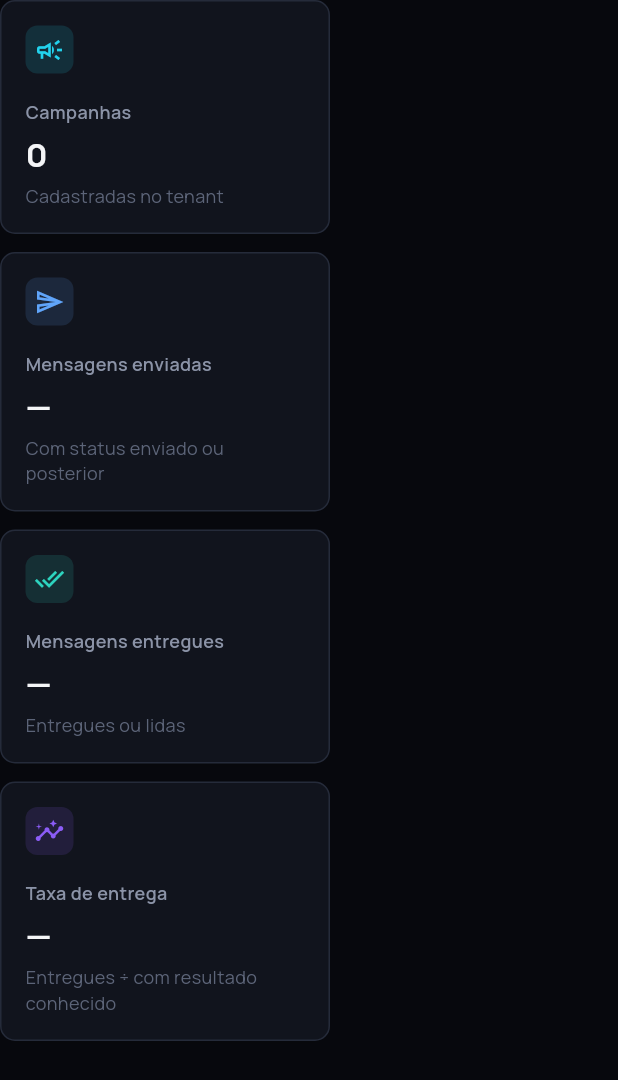
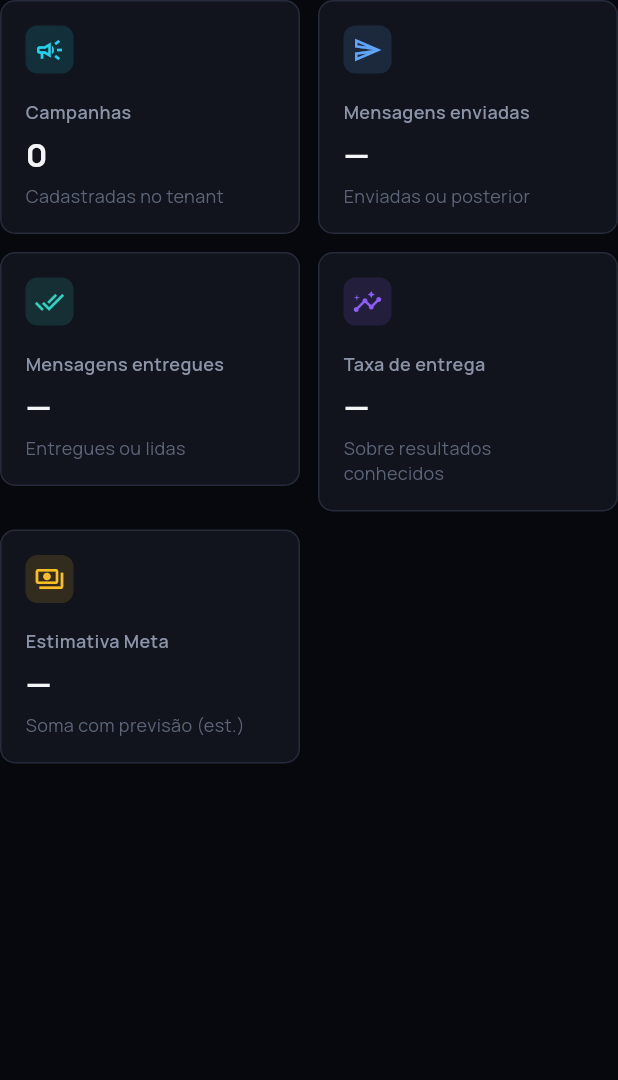
Before and after one commit to Eletronica2/chatbot, a Flutter app: the CampaignMetricsStrip widget shown alone on an empty page, opened directly with empty values, on a phone screen of 412 x 824 dp. Shown: the top 1080 px of the screen. Run offline on Flutter 3.47's test engine with Material 3 defaults, Android fonts, the phone set to English and light mode, and no system bars; our stand-ins replace emoji_picker_flutter, file_picker, google_fonts, pdf, printing, shared_preferences and 1 more; missing offline and left inert: dart:html, dart:js_interop; accounts and stored records are empty; network calls fail; project files that could hold a hidden picture were left out.

Commit message:
Refina UI de Campanhas e adiciona homolog-grant administrativo.
Libera homologação temporária (trialing) só para superadmin, com auditoria e sem Stripe.

Co-authored-by: Cursor <cursoragent@cursor.com>

```diff
--- a/admin-panel/lib/screens/dashboard_screen.dart
+++ b/admin-panel/lib/screens/dashboard_screen.dart
@@ -511,7 +511,7 @@ class _DashboardScreenState extends State<DashboardScreen> {
       case _navTemplates:
         return 'Crie modelos oficiais da Meta, acompanhe PENDING/APPROVED e dispare testes.';
       case _navCampaigns:
-        return 'Importe destinatários via XLSX e acompanhe o progresso do disparo em massa.';
+        return 'Gerencie campanhas WhatsApp, acompanhe entregas e analise resultados.';
       case _navWhatsApp:
         return 'Conecte o WhatsApp Business da sua empresa e configure a coexistência.';
       case _navTeam:
--- a/admin-panel/lib/widgets/campaign/campaign_ui.dart
+++ b/admin-panel/lib/widgets/campaign/campaign_ui.dart
@@ -82,67 +82,93 @@ class CampaignMetricsStrip extends StatelessWidget {
 
   @override
   Widget build(BuildContext context) {
-    if (loading) {
-      return Wrap(
-        spacing: AppSpacing.sm,
-        runSpacing: AppSpacing.sm,
-        children: List.generate(
-          4,
-          (_) => _SkeletonMetric(),
-        ),
-      );
-    }
-    return Wrap(
-      spacing: AppSpacing.sm,
-      runSpacing: AppSpacing.sm,
-      children: [
-        AppMetricCard(
+    final cards = <Widget>[
+      _metric(
         label: 'Campanhas',
         value: '$campaignCount',
         helper: 'Cadastradas no tenant',
         icon: Icons.campaign_outlined,
         accent: AppColors.primary,
       ),
-        AppMetricCard(
+      _metric(
         label: 'Mensagens enviadas',
         value: _fmtInt(sentTotal),
-          helper: 'Com status enviado ou posterior',
+        helper: 'Enviadas ou posterior',
         icon: Icons.send_outlined,
         accent: AppColors.accentBlue,
       ),
-        AppMetricCard(
+      _metric(
         label: 'Mensagens entregues',
         value: _fmtInt(deliveredTotal),
         helper: 'Entregues ou lidas',
         icon: Icons.done_all_outlined,
         accent: AppColors.success,
       ),
-        AppMetricCard(
+      _metric(
         label: 'Taxa de entrega',
         value: _fmtRate(deliveryRate),
-          helper: 'Entregues ÷ com resultado conhecido',
+        helper: 'Sobre resultados conhecidos',
         icon: Icons.insights_outlined,
         accent: AppColors.accentSecondary,
       ),
-        if (metaEstimateLabel != null)
-          AppMetricCard(
+      _metric(
         label: 'Estimativa Meta',
-            value: metaEstimateLabel!,
-            helper: 'Soma das campanhas com previsão',
+        value: metaEstimateLabel ?? '—',
+        helper: 'Soma com previsão (est.)',
         icon: Icons.payments_outlined,
         accent: AppColors.warning,
       ),
-      ],
+    ];
+    if (loading) {
+      return LayoutBuilder(
+        builder: (ctx, c) => _metricRow(c.maxWidth, List.generate(5, (_) => const _SkeletonMetric())),
+      );
+    }
+    return LayoutBuilder(
+      builder: (ctx, c) => _metricRow(
+        c.maxWidth,
+        cards,
+      ),
+    );
+  }
+
+  Widget _metric({
+    required String label,
+    required String value,
+    required String helper,
+    required IconData icon,
+    required Color accent,
+  }) {
+    return AppMetricCard(
+      label: label,
+      value: value,
+      helper: helper,
+      icon: icon,
+      accent: accent,
+    );
+  }
+
+  Widget _metricRow(double maxWidth, List<Widget> children) {
+    final compact = maxWidth < AppBreakpoints.compact;
+    final itemWidth = compact ? (maxWidth - AppSpacing.sm) / 2 : (maxWidth - AppSpacing.sm * 4) / 5;
+    return Wrap(
+      spacing: AppSpacing.sm,
+      runSpacing: AppSpacing.sm,
+      children: children
+          .map((w) => SizedBox(width: itemWidth.clamp(148.0, 280.0), child: w))
+          .toList(),
     );
   }
 }
 
 class _SkeletonMetric extends StatelessWidget {
+  const _SkeletonMetric();
+
   @override
   Widget build(BuildContext context) {
     return Container(
-      width: 220,
-      height: 132,
+      width: double.infinity,
+      height: 120,
       decoration: BoxDecoration(
         color: AppColors.surface,
         borderRadius: AppRadius.lg,
```
Also changed, not shown: admin-panel/lib/screens/campaigns_screen.dart (+6 -27 lines), 1 other file. Lines whose indentation alone changed are shown as unchanged.
